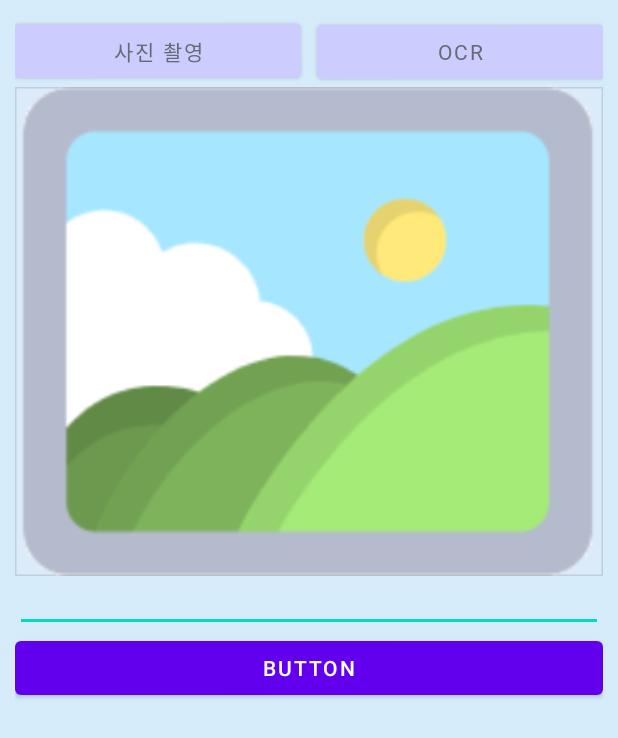
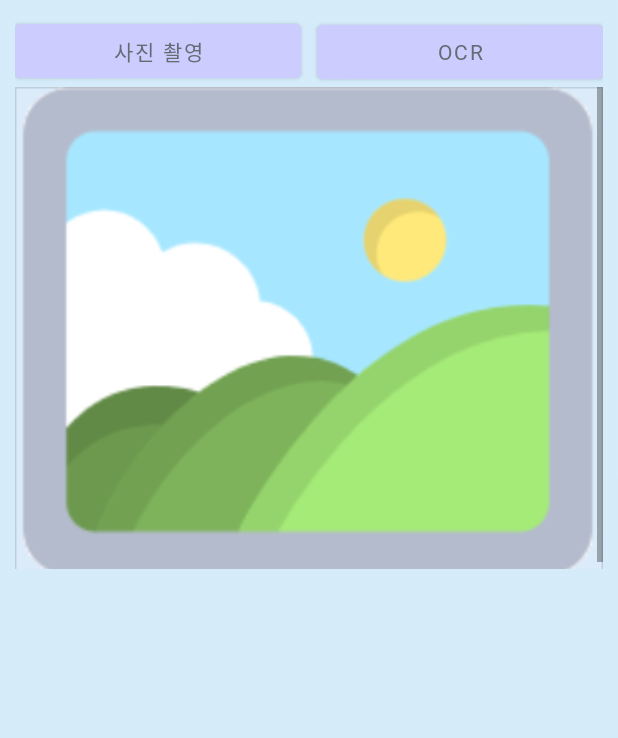
Before and after one commit to crossfit123123/aerocross, an Android app: the Camera screen opened directly, with no data from a screen before it, on a phone screen of 412 x 824 dp. Shown: the top 738 px of the screen. Run offline under Robolectric (Android 15) with nearby library versions, the phone set to English and light mode, and no system bars; our stand-ins replace Firebase (no records; nobody signed in at launch, a user with empty details on screens opened directly); libraries missing offline, so code that uses them is left out: com.google.mlkit.vision; 1 statement that could not run was skipped.

Commit message:
12.17 update
-스캐닝 영양성분 업로드 방식 수정
-발표를 위한 코드정리 등 수행함

```diff
--- a/myapplication/app/src/main/java/com/example/myapplication/Camera.java
+++ b/myapplication/app/src/main/java/com/example/myapplication/Camera.java
@@ -21,6 +21,7 @@ import android.util.Log;
 import android.view.Menu;
 import android.view.MenuItem;
 import android.view.View;
+import android.widget.AdapterView;
 import android.widget.Button;
 import android.widget.EditText;
 import android.widget.ListView;
@@ -51,7 +52,7 @@ public class Camera extends AppCompatActivity {
     private MaterialButton inputImageBtn;
     private MaterialButton recognizeTextBtn;
     private ShapeableImageView imageIv;
-    private EditText recognizedTextEt;
+
     //TAG
     private static final String TAG = "MAIN_TAG";
     private Uri imageUri = null;
@@ -63,9 +64,8 @@ public class Camera extends AppCompatActivity {
 
     private ProgressDialog progressDialog;
     private TextRecognizer textRecognizer;
-    static String result;
 
-    private Button insertImageBtn;
+
 
     private String[] productname = {"미쯔", "초코파이", "크라운산도", "코카콜라", "스프라이트"};
     private int[] productcalorie = {1000, 2000, 3000, 4000, 5000};
@@ -73,20 +73,6 @@ public class Camera extends AppCompatActivity {
     private int[] productprotein = {30, 40, 50, 60, 70};
     private int[] productfat = {15, 16, 17, 18, 19};
 
-
-    private int totalcalorie = 0;
-    private int totalcalbo = 0;
-    private int totalprotein = 0;
-    private int totalfat = 0;
-
-
-//    ArrayList<Integer> calorie = new ArrayList<Integer>();
-    //    private int[] calbo;
-
-    int i;
-    int k = 0;
-    String str;
-    String[] str2;
 
 
     @Override
@@ -99,8 +85,6 @@ public class Camera extends AppCompatActivity {
         inputImageBtn = findViewById(R.id.inputImagerBtn);
         recognizeTextBtn = findViewById(R.id.recognizeTextBtn);
         imageIv = findViewById(R.id.imageIv);
-        recognizedTextEt = findViewById(R.id.recognizedTextEt);
-        insertImageBtn = findViewById(R.id.uploadbutton);
         //init arrays of permissions required for camera, gallery
         cameraPermissions = new String[]{Manifest.permission.CAMERA, Manifest.permission.WRITE_EXTERNAL_STORAGE};
         storagePermissions = new String[]{Manifest.permission.WRITE_EXTERNAL_STORAGE};
@@ -127,57 +111,8 @@ public class Camera extends AppCompatActivity {
                 }
             }
         });
-        insertImageBtn.setOnClickListener(new View.OnClickListener() {
-            @Override
-            public void onClick(View v) {
-
-            }
-        });
-
-        ListView listview;
-        ListViewAdapter adapter;
-
-        // Adapter 생성
-        adapter = new ListViewAdapter();
-
-        // 리스트뷰 참조 및 Adapter달기
-        listview = (ListView) findViewById(R.id.listView);
-        listview.setAdapter(adapter);
-
-//        adapter.addItem(ContextCompat.getDrawable(this, R.drawable.bonobono),
-//                "Box", "Account Box Black 36dp");
-//        adapter.addItem(ContextCompat.getDrawable(this, R.drawable.bonobono),
-//                "Box", "Account Box Black 36dp");
-//        adapter.addItem(ContextCompat.getDrawable(this, R.drawable.bonobono),
-//                "Box", "Account Box Black 36dp");
-
-        Button uploadbtn = (Button) findViewById(R.id.uploadbutton);
-        uploadbtn.setOnClickListener(new View.OnClickListener() {
-            @Override
-            public void onClick(View v) {
-                FirebaseDatabase database = FirebaseDatabase.getInstance();
-                DatabaseReference myRef = database.getReference();
-                myRef.child("user").child("nutrition").addListenerForSingleValueEvent(new ValueEventListener() {
-                    @Override
-                    public void onDataChange(@NonNull DataSnapshot snapshot) {
-                        Data_total group = snapshot.getValue(Data_total.class);
-//
-                        myRef.child("user").child("nutrition").child("eatcalorie").setValue(group.getEatcalorie()+totalcalorie);
-                        myRef.child("user").child("nutrition").child("eatcalbo").setValue(group.getEatcalbo()+totalcalbo);
-                        myRef.child("user").child("nutrition").child("eatprotein").setValue(group.getEatprotein()+totalprotein);
-                        myRef.child("user").child("nutrition").child("eatfat").setValue(group.getEatfat()+totalfat);
-
-                    }
-
-                    @Override
-                    public void onCancelled(@NonNull DatabaseError error) {
-
-                    }
-                });
 
 
-            }
-        });
     }
 
     private void recognizeTextFromImage() {
@@ -195,9 +130,7 @@ public class Camera extends AppCompatActivity {
                             progressDialog.dismiss();
                             String recognizedText = text.getText();
                             Log.d(TAG, "onSuccess: recognizedText:" + recognizedText);
-                            recognizedTextEt.setText(recognizedText);
-//                            sortExpData(recognizedText); //지출량메소드 구동
-//
+                            sortExpData(recognizedText); //지출량메소드 구동
                             correctionData(recognizedText);  //주석 해제하면 nutri 관련 메소드 구동
 
                         }
@@ -409,29 +342,18 @@ public class Camera extends AppCompatActivity {
     }
 
     private void correctionData(String transfer) {
-
         String[] splitted = sortProductData(transfer);
         ListView listview;
         ListViewAdapter adapter;
-
         // Adapter 생성
         adapter = new ListViewAdapter();
-
         // 리스트뷰 참조 및 Adapter달기
         listview = (ListView) findViewById(R.id.listView);
         listview.setAdapter(adapter);
-
         ArrayList<Integer> buycalorie = new ArrayList<Integer>();
         ArrayList<Integer> buycalbo = new ArrayList<Integer>();
         ArrayList<Integer> buyprotein = new ArrayList<Integer>();
         ArrayList<Integer> buyfat = new ArrayList<Integer>();
-//        int[] buycalorie=new int[splitted.length];
-//        int[] buycalbo=new int[splitted.length];
-//        int[] buyprotein=new int[splitted.length];
-//        int[] buyfat=new int[splitted.length];
-
-
-
         for (int i = 0; i < splitted.length; i++) {
             for (int j = 0; j < productname.length; j++) {
                 if (splitted[i].equals(productname[j])) {
@@ -442,64 +364,54 @@ public class Camera extends AppCompatActivity {
                     buycalbo.add(productcalbo[j]);
                     buyprotein.add(productprotein[j]);
                     buyfat.add(productfat[j]);
-
                     adapter.addItem(ContextCompat.getDrawable(this, R.drawable.bonobono),
                             productname[j], productcalorie[j], productcalbo[j], productprotein[j], productfat[j]);
-
-
-//                adapter.notifyDataSetChanged();
                 }
             }
         }
         adapter.notifyDataSetChanged();
-        String[] test = new String[splitted.length];
-        ArrayList<String> test2 = new ArrayList<String>();
+        listview.setOnItemClickListener(new AdapterView.OnItemClickListener() {
+            @Override
+            public void onItemClick(AdapterView<?> parent, View view, int position, long id) {
+                ListViewItem itemex= (ListViewItem)listview.getItemAtPosition(position);
+                itemex.plusItemcount();
+                adapter.notifyDataSetChanged();
 
-//
+                int calorie= itemex.getcalorie();
+                int calbo= itemex.getcalbo();
+                int protein= itemex.getprotein();
+                int fat= itemex.getfat();
+                calculateTotaldata(calorie,calbo,protein,fat);
 
 
-        System.out.println("실험출력");
-//            System.out.println("caloire:  "+calorie.get(0));   //주석처리 해제하면 동작X
-        System.out.println("실험출력");
-
-        calculateTotaldata(buycalorie,buycalbo,buyprotein,buyfat,listview);
-    }
-
-    private void calculateTotaldata(ArrayList<Integer> calorie , ArrayList<Integer> calbo, ArrayList<Integer> protein, ArrayList<Integer> fat, ListView lsv) {
-        ListView listview;
-        ListViewAdapter adapter;
-
-
-
-        for (int i = 0; i < calorie.size(); i++) {
-            ListViewItem item= (ListViewItem) lsv.getItemAtPosition(0);
-
-            totalcalorie += calorie.get(i);
-            totalcalbo += calbo.get(i);
-            totalprotein += protein.get(i);
-            totalfat += fat.get(i);
-        }
+            }
+        });
     }
 
 
+    private void calculateTotaldata(int totalcalorie,int totalcalbo,int totalprotein, int totalfat){
 
+        FirebaseDatabase database = FirebaseDatabase.getInstance();
+        DatabaseReference myRef = database.getReference();
+        myRef.child("user").child("nutrition").addListenerForSingleValueEvent(new ValueEventListener() {
+            @Override
+            public void onDataChange(@NonNull DataSnapshot snapshot) {
+                Data_total group = snapshot.getValue(Data_total.class);
+//
+                myRef.child("user").child("nutrition").child("eatcalorie").setValue(group.getEatcalorie()+totalcalorie);
+                myRef.child("user").child("nutrition").child("eatcalbo").setValue(group.getEatcalbo()+totalcalbo);
+                myRef.child("user").child("nutrition").child("eatprotein").setValue(group.getEatprotein()+totalprotein);
+                myRef.child("user").child("nutrition").child("eatfat").setValue(group.getEatfat()+totalfat);
 
+            }
 
-    //      private int sendNutriData(int ctcalo,int ctcalbo, int ctprotein, int ctfat){
-//        //데이터베이스(Nutri) 로 보냄
+            @Override
+            public void onCancelled(@NonNull DatabaseError error) {
 
-        //     myRef.child("user").child("nutrition").addListenerForSingleValueEvent(new ValueEventListener() {
-//        @Override
-//        public void onDataChange(@NonNull DataSnapshot snapshot) {
-//
-//        }
-//
-//        @Override
-//        public void onCancelled(@NonNull DatabaseError error) {
-//
-//        }
-//    });
-//        }
+            }
+        });
+    }
+
         private void sendExpData ( int ctotalcost){
             //expdata를 Exp 데이터베이스로 전달
             FirebaseDatabase database = FirebaseDatabase.getInstance();
--- a/myapplication/app/src/main/java/com/example/myapplication/Data_total.java
+++ b/myapplication/app/src/main/java/com/example/myapplication/Data_total.java
@@ -8,7 +8,6 @@ public class Data_total {
     private int Eatcalbo;
     private int Eatfat;
     private int Eatprotein;
-
 
     public Data_total(){}
 
--- a/myapplication/app/src/main/java/com/example/myapplication/ListViewAdapter.java
+++ b/myapplication/app/src/main/java/com/example/myapplication/ListViewAdapter.java
@@ -49,6 +49,8 @@ public class ListViewAdapter extends BaseAdapter {
         TextView proteinTextView = (TextView) convertView.findViewById(R.id.tvprotein) ;
         TextView fatTextView = (TextView) convertView.findViewById(R.id.tvfat) ;
 
+        TextView countView=(TextView) convertView.findViewById(R.id.tvcount);
+
         // Data Set(listViewItemList)에서 position에 위치한 데이터 참조 획득
         ListViewItem listViewItem = listViewItemList.get(position);
 
@@ -61,6 +63,7 @@ public class ListViewAdapter extends BaseAdapter {
         proteinTextView.setText(Integer.toString(listViewItem.getprotein()));
         fatTextView.setText(Integer.toString(listViewItem.getfat()));
 
+        countView.setText(Integer.toString(listViewItem.getBuycount()));
 
 
         return convertView;
@@ -106,6 +109,7 @@ public class ListViewAdapter extends BaseAdapter {
         item.setProudctcalbo(calbo);
         item.setProudctprotein(protein);
         item.setProudctfat(fat);
+        item.setBuycount(0);
 
         listViewItemList.add(item);
     }
--- a/myapplication/app/src/main/res/layout/activity_camera.xml
+++ b/myapplication/app/src/main/res/layout/activity_camera.xml
@@ -42,7 +42,7 @@
 
     <ScrollView
         android:layout_width="match_parent"
-        android:layout_height="411dp">
+        android:layout_height="321dp">
 
         <LinearLayout
             android:layout_width="match_parent"
@@ -57,18 +57,6 @@
                 android:src="@drawable/bbb"
                 app:strokeWidth="2dp" />
 
-            <EditText
-                android:id="@+id/recognizedTextEt"
-                android:layout_width="match_parent"
-                android:layout_height="wrap_content"
-                android:textSize="12sp" />
-
-            <Button
-                android:id="@+id/uploadbutton"
-                android:layout_width="match_parent"
-                android:layout_height="wrap_content"
-                android:text="Button" />
-
 
         </LinearLayout>
 
@@ -78,7 +66,6 @@
     <ListView
         android:id="@+id/listView"
         android:layout_width="wrap_content"
-        android:layout_height="250dp">
-    </ListView>
+        android:layout_height="346dp"></ListView>
 
 </LinearLayout>
```
Also changed, not shown: myapplication/app/src/main/java/com/example/myapplication/ListViewItem.java (+9 -0 lines), myapplication/app/src/main/res/layout/listview_item.xml (+13 -13 lines).
